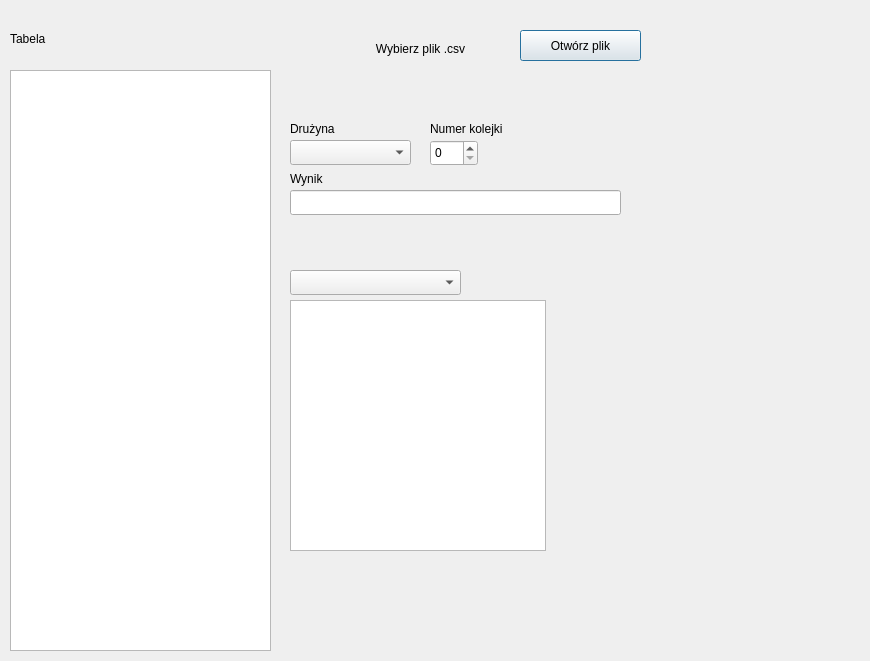
Before: the Qt Designer form app.ui in kolodziejpawel98/PremierLeagueApp, drawn with Qt 5.
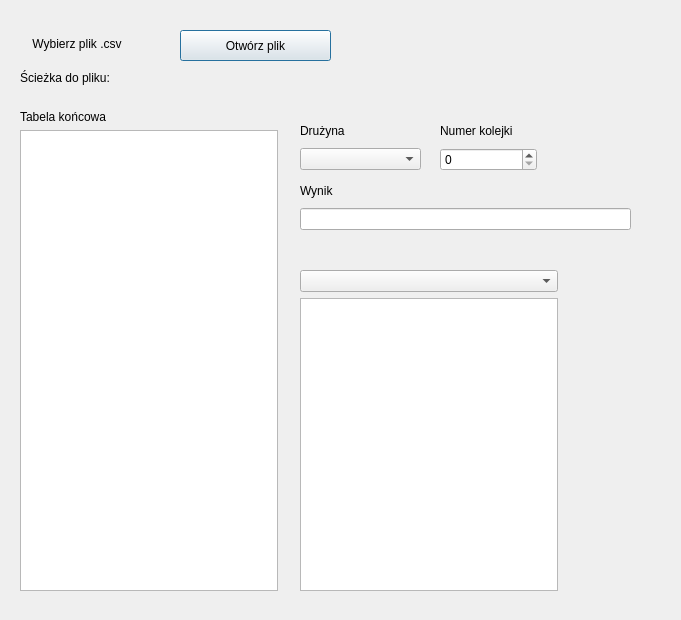
After: the same form once the commit is applied.

```diff
--- a/app.ui
+++ b/app.ui
@@ -6,8 +6,8 @@
    <rect>
     <x>0</x>
     <y>0</y>
-    <width>870</width>
-    <height>661</height>
+    <width>681</width>
+    <height>620</height>
    </rect>
   </property>
   <property name="windowTitle">
@@ -16,9 +16,9 @@
   <widget class="QPushButton" name="pushButton_openFile">
    <property name="geometry">
     <rect>
-     <x>520</x>
+     <x>180</x>
      <y>30</y>
-     <width>121</width>
+     <width>151</width>
      <height>31</height>
     </rect>
    </property>
@@ -26,99 +26,10 @@
     <string>Otwórz plik</string>
    </property>
   </widget>
-  <widget class="QLabel" name="label_chooseCSV">
-   <property name="geometry">
-    <rect>
-     <x>340</x>
-     <y>40</y>
-     <width>161</width>
-     <height>17</height>
-    </rect>
-   </property>
-   <property name="text">
-    <string>Wybierz plik .csv</string>
-   </property>
-   <property name="alignment">
-    <set>Qt::AlignCenter</set>
-   </property>
-  </widget>
-  <widget class="QLabel" name="label_table">
-   <property name="geometry">
-    <rect>
-     <x>10</x>
-     <y>30</y>
-     <width>67</width>
-     <height>17</height>
-    </rect>
-   </property>
-   <property name="text">
-    <string>Tabela</string>
-   </property>
-  </widget>
-  <widget class="QTextBrowser" name="textBrowser_table">
-   <property name="geometry">
-    <rect>
-     <x>10</x>
-     <y>70</y>
-     <width>261</width>
-     <height>581</height>
-    </rect>
-   </property>
-  </widget>
-  <widget class="QComboBox" name="comboBox_roundTeam">
-   <property name="geometry">
-    <rect>
-     <x>290</x>
-     <y>140</y>
-     <width>121</width>
-     <height>25</height>
-    </rect>
-   </property>
-  </widget>
-  <widget class="QSpinBox" name="spinBox_RoundNumber">
-   <property name="geometry">
-    <rect>
-     <x>430</x>
-     <y>140</y>
-     <width>48</width>
-     <height>26</height>
-    </rect>
-   </property>
-  </widget>
-  <widget class="QLineEdit" name="lineEdit_roundResult">
-   <property name="geometry">
-    <rect>
-     <x>290</x>
-     <y>190</y>
-     <width>331</width>
-     <height>25</height>
-    </rect>
-   </property>
-  </widget>
-  <widget class="QComboBox" name="comboBox_goalsScoredConceded">
-   <property name="geometry">
-    <rect>
-     <x>290</x>
-     <y>270</y>
-     <width>171</width>
-     <height>25</height>
-    </rect>
-   </property>
-  </widget>
-  <widget class="QTextBrowser" name="textBrowser_goalsScoredConceded">
-   <property name="geometry">
-    <rect>
-     <x>290</x>
-     <y>300</y>
-     <width>256</width>
-     <height>251</height>
-    </rect>
-   </property>
-  </widget>
   <widget class="QLabel" name="label_fileName">
    <property name="geometry">
     <rect>
-     <x>370</x>
+     <x>180</x>
      <y>70</y>
      <width>481</width>
      <height>17</height>
@@ -128,44 +39,140 @@
     <string/>
    </property>
   </widget>
-  <widget class="QLabel" name="label_round">
+  <widget class="QWidget" name="">
    <property name="geometry">
     <rect>
-     <x>430</x>
-     <y>120</y>
-     <width>141</width>
-     <height>17</height>
+     <x>20</x>
+     <y>30</y>
+     <width>114</width>
+     <height>61</height>
     </rect>
    </property>
-   <property name="text">
-    <string>Numer kolejki</string>
+   <layout class="QVBoxLayout" name="verticalLayout">
+    <item>
+     <widget class="QLabel" name="label_chooseCSV">
+      <property name="text">
+       <string>Wybierz plik .csv</string>
+      </property>
+      <property name="alignment">
+       <set>Qt::AlignCenter</set>
+      </property>
+     </widget>
+    </item>
+    <item>
+     <widget class="QLabel" name="label">
+      <property name="text">
+       <string>Ścieżka do pliku:</string>
+      </property>
+     </widget>
+    </item>
+   </layout>
+  </widget>
+  <widget class="QWidget" name="">
+   <property name="geometry">
+    <rect>
+     <x>20</x>
+     <y>110</y>
+     <width>258</width>
+     <height>481</height>
+    </rect>
    </property>
+   <layout class="QVBoxLayout" name="verticalLayout_2">
+    <item>
+     <widget class="QLabel" name="label_table">
+      <property name="text">
+       <string>Tabela końcowa</string>
+      </property>
+     </widget>
+    </item>
+    <item>
+     <widget class="QTextBrowser" name="textBrowser_table"/>
+    </item>
+   </layout>
   </widget>
-  <widget class="QLabel" name="label_team">
+  <widget class="QWidget" name="">
    <property name="geometry">
     <rect>
-     <x>290</x>
+     <x>300</x>
+     <y>270</y>
+     <width>258</width>
+     <height>321</height>
+    </rect>
+   </property>
+   <layout class="QVBoxLayout" name="verticalLayout_3">
+    <item>
+     <widget class="QComboBox" name="comboBox_goalsScoredConceded"/>
+    </item>
+    <item>
+     <widget class="QTextBrowser" name="textBrowser_goalsScoredConceded"/>
+    </item>
+   </layout>
+  </widget>
+  <widget class="QWidget" name="">
+   <property name="geometry">
+    <rect>
+     <x>300</x>
      <y>120</y>
-     <width>67</width>
-     <height>17</height>
+     <width>121</width>
+     <height>50</height>
     </rect>
    </property>
-   <property name="text">
-    <string>Drużyna</string>
+   <layout class="QVBoxLayout" name="verticalLayout_4">
+    <item>
+     <widget class="QLabel" name="label_team">
+      <property name="text">
+       <string>Drużyna</string>
+      </property>
+     </widget>
+    </item>
+    <item>
+     <widget class="QComboBox" name="comboBox_roundTeam"/>
+    </item>
+   </layout>
+  </widget>
+  <widget class="QWidget" name="">
+   <property name="geometry">
+    <rect>
+     <x>440</x>
+     <y>120</y>
+     <width>97</width>
+     <height>51</height>
+    </rect>
    </property>
+   <layout class="QVBoxLayout" name="verticalLayout_5">
+    <item>
+     <widget class="QLabel" name="label_round">
+      <property name="text">
+       <string>Numer kolejki</string>
+      </property>
+     </widget>
+    </item>
+    <item>
+     <widget class="QSpinBox" name="spinBox_RoundNumber"/>
+    </item>
+   </layout>
   </widget>
-  <widget class="QLabel" name="label_result">
+  <widget class="QWidget" name="">
    <property name="geometry">
     <rect>
-     <x>290</x>
-     <y>170</y>
-     <width>67</width>
-     <height>17</height>
+     <x>300</x>
+     <y>180</y>
+     <width>331</width>
+     <height>50</height>
     </rect>
    </property>
-   <property name="text">
-    <string>Wynik</string>
-   </property>
+   <layout class="QVBoxLayout" name="verticalLayout_6">
+    <item>
+     <widget class="QLabel" name="label_result">
+      <property name="text">
+       <string>Wynik</string>
+      </property>
+     </widget>
+    </item>
+    <item>
+     <widget class="QLineEdit" name="lineEdit_roundResult"/>
+    </item>
+   </layout>
   </widget>
  </widget>
  <resources/>
```
